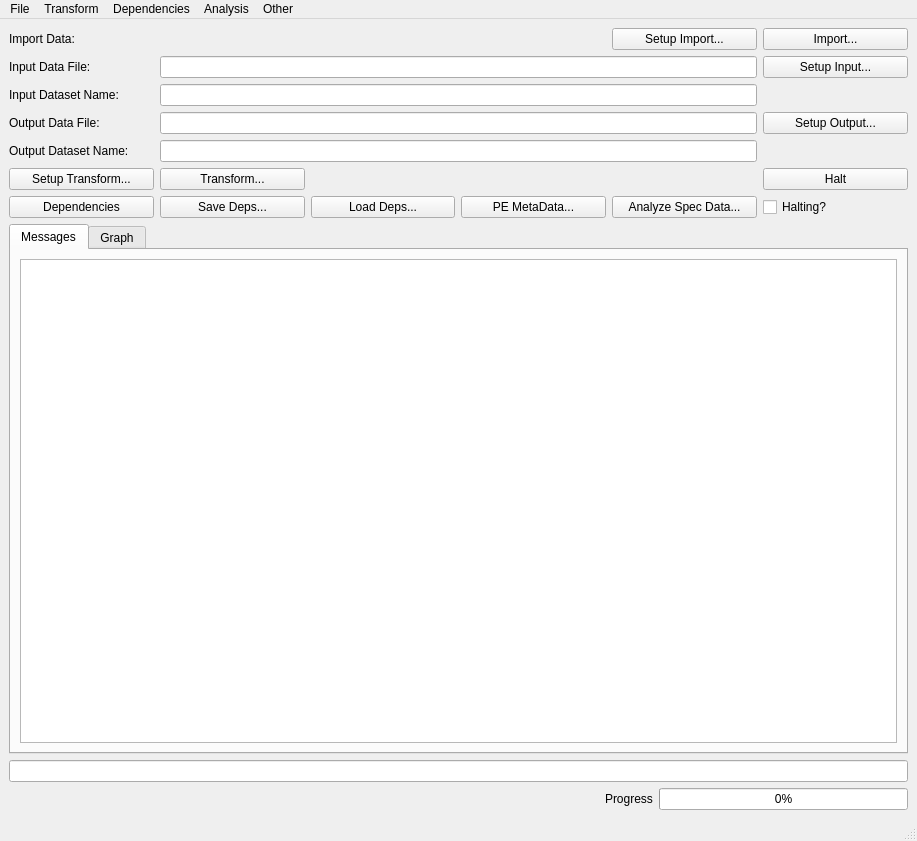
This is cctwqt/cctwqtmainwindow.ui in guyjennings/cctw as Qt 5 draws it before an edit. The edited form follows.
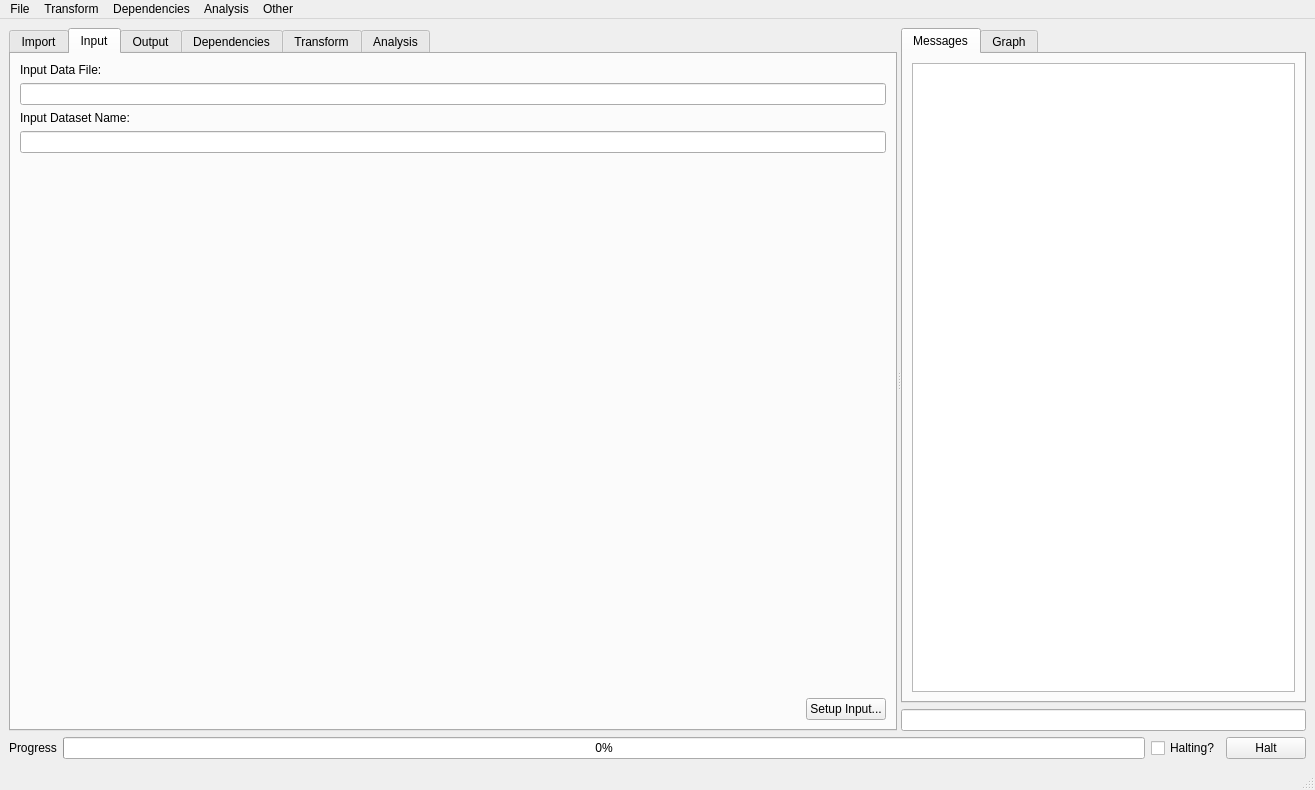
This is the edited form. Custom widgets are drawn as their Qt base class.

Commit message: Redesign of main window - rearrange existing widgets

What changed in the file:
```diff
--- a/cctwqt/cctwqtmainwindow.ui
+++ b/cctwqt/cctwqtmainwindow.ui
@@ -6,164 +6,342 @@
    <rect>
     <x>0</x>
     <y>0</y>
-    <width>917</width>
-    <height>841</height>
+    <width>1315</width>
+    <height>790</height>
    </rect>
   </property>
   <property name="windowTitle">
    <string>CCTW - Crystal Coordinate Transformation Workflow</string>
   </property>
   <widget class="QWidget" name="centralwidget">
-   <layout class="QVBoxLayout" name="verticalLayout">
-    <item>
      <layout class="QGridLayout" name="gridLayout_3">
-      <item row="1" column="5">
-       <widget class="QPushButton" name="m_SetupInputButton">
-        <property name="text">
-         <string>Setup Input...</string>
-        </property>
-       </widget>
-      </item>
-      <item row="1" column="1" colspan="4">
-       <widget class="QLineEdit" name="m_InputDataFileName"/>
-      </item>
-      <item row="0" column="1" colspan="3">
-       <widget class="QLabel" name="m_ImportData">
+    <item row="0" column="0">
+     <widget class="QSplitter" name="splitter">
+      <property name="orientation">
+       <enum>Qt::Horizontal</enum>
+      </property>
+      <widget class="QTabWidget" name="m_ParametersTabs">
+       <property name="currentIndex">
+        <number>1</number>
+       </property>
+       <widget class="QWidget" name="m_ImportTab">
+        <attribute name="title">
+         <string>Import</string>
+        </attribute>
+        <layout class="QGridLayout" name="gridLayout_6">
+         <item row="0" column="0" colspan="3">
+          <spacer name="verticalSpacer">
+           <property name="orientation">
+            <enum>Qt::Vertical</enum>
+           </property>
+           <property name="sizeHint" stdset="0">
+            <size>
+             <width>498</width>
+             <height>580</height>
+            </size>
+           </property>
+          </spacer>
+         </item>
+         <item row="1" column="0">
+          <spacer name="horizontalSpacer_2">
+           <property name="orientation">
+            <enum>Qt::Horizontal</enum>
+           </property>
+           <property name="sizeHint" stdset="0">
+            <size>
+             <width>393</width>
+             <height>20</height>
+            </size>
+           </property>
+          </spacer>
+         </item>
+         <item row="1" column="1">
+          <widget class="QPushButton" name="m_SetupImportButton">
         <property name="text">
-         <string/>
+            <string>Setup Import...</string>
         </property>
        </widget>
       </item>
-      <item row="0" column="5">
+         <item row="1" column="2">
        <widget class="QPushButton" name="m_ImportButton">
         <property name="text">
          <string>Import...</string>
         </property>
        </widget>
       </item>
-      <item row="3" column="5">
+        </layout>
+       </widget>
+       <widget class="QWidget" name="m_InputTab">
+        <attribute name="title">
+         <string>Input</string>
+        </attribute>
+        <layout class="QGridLayout" name="gridLayout_4">
+         <item row="1" column="0" colspan="2">
+          <widget class="QLineEdit" name="m_InputDataFileName"/>
+         </item>
+         <item row="3" column="0" colspan="2">
+          <widget class="QLineEdit" name="m_InputDataSetName"/>
+         </item>
+         <item row="4" column="0" colspan="2">
+          <spacer name="verticalSpacer_2">
+           <property name="orientation">
+            <enum>Qt::Vertical</enum>
+           </property>
+           <property name="sizeHint" stdset="0">
+            <size>
+             <width>508</width>
+             <height>516</height>
+            </size>
+           </property>
+          </spacer>
+         </item>
+         <item row="5" column="0">
+          <spacer name="horizontalSpacer_3">
+           <property name="orientation">
+            <enum>Qt::Horizontal</enum>
+           </property>
+           <property name="sizeHint" stdset="0">
+            <size>
+             <width>501</width>
+             <height>20</height>
+            </size>
+           </property>
+          </spacer>
+         </item>
+         <item row="5" column="1">
+          <widget class="QPushButton" name="m_SetupInputButton">
+           <property name="text">
+            <string>Setup Input...</string>
+           </property>
+          </widget>
+         </item>
+         <item row="0" column="0" colspan="2">
+          <widget class="QLabel" name="label">
+           <property name="text">
+            <string>Input Data File:</string>
+           </property>
+          </widget>
+         </item>
+         <item row="2" column="0" colspan="2">
+          <widget class="QLabel" name="label_3">
+           <property name="text">
+            <string>Input Dataset Name:</string>
+           </property>
+          </widget>
+         </item>
+        </layout>
+       </widget>
+       <widget class="QWidget" name="m_OutputTab">
+        <attribute name="title">
+         <string>Output</string>
+        </attribute>
+        <layout class="QGridLayout" name="gridLayout_8">
+         <item row="1" column="0" colspan="2">
+          <widget class="QLineEdit" name="m_OutputDataFileName"/>
+         </item>
+         <item row="3" column="0" colspan="2">
+          <widget class="QLineEdit" name="m_OutputDataSetName"/>
+         </item>
+         <item row="4" column="0" colspan="2">
+          <spacer name="verticalSpacer_3">
+           <property name="orientation">
+            <enum>Qt::Vertical</enum>
+           </property>
+           <property name="sizeHint" stdset="0">
+            <size>
+             <width>528</width>
+             <height>470</height>
+            </size>
+           </property>
+          </spacer>
+         </item>
+         <item row="5" column="0">
+          <spacer name="horizontalSpacer_4">
+           <property name="orientation">
+            <enum>Qt::Horizontal</enum>
+           </property>
+           <property name="sizeHint" stdset="0">
+            <size>
+             <width>490</width>
+             <height>20</height>
+            </size>
+           </property>
+          </spacer>
+         </item>
+         <item row="5" column="1">
        <widget class="QPushButton" name="m_SetupOutputButton">
         <property name="text">
          <string>Setup Output...</string>
         </property>
        </widget>
       </item>
-      <item row="6" column="3">
-       <widget class="QPushButton" name="m_PEMetaDataButton">
+         <item row="0" column="0" colspan="2">
+          <widget class="QLabel" name="label_2">
         <property name="text">
          <string>PE MetaData...</string>
         </property>
        </widget>
       </item>
-      <item row="2" column="1" colspan="4">
-       <widget class="QLineEdit" name="m_InputDataSetName"/>
-      </item>
-      <item row="6" column="1">
+         <item row="2" column="0" colspan="2">
+          <widget class="QLabel" name="label_5">
+           <property name="text">
+            <string>Output Dataset Name:</string>
+           </property>
+          </widget>
+         </item>
+        </layout>
+       </widget>
+       <widget class="QWidget" name="m_DependenciesTab">
+        <attribute name="title">
+         <string>Dependencies</string>
+        </attribute>
+        <layout class="QGridLayout" name="gridLayout_9">
+         <item row="0" column="0" colspan="4">
+          <spacer name="verticalSpacer_4">
+           <property name="orientation">
+            <enum>Qt::Vertical</enum>
+           </property>
+           <property name="sizeHint" stdset="0">
+            <size>
+             <width>548</width>
+             <height>580</height>
+            </size>
+           </property>
+          </spacer>
+         </item>
+         <item row="1" column="0">
+          <spacer name="horizontalSpacer_5">
+           <property name="orientation">
+            <enum>Qt::Horizontal</enum>
+           </property>
+           <property name="sizeHint" stdset="0">
+            <size>
+             <width>253</width>
+             <height>20</height>
+            </size>
+           </property>
+          </spacer>
+         </item>
+         <item row="1" column="1">
        <widget class="QPushButton" name="m_SaveDepsButton">
         <property name="text">
          <string>Save Deps...</string>
         </property>
        </widget>
       </item>
-      <item row="3" column="1" colspan="4">
-       <widget class="QLineEdit" name="m_OutputDataFileName"/>
-      </item>
-      <item row="1" column="0">
-       <widget class="QLabel" name="label">
-        <property name="text">
-         <string>Input Data File:</string>
-        </property>
-       </widget>
-      </item>
-      <item row="0" column="0">
-       <widget class="QLabel" name="label_4">
-        <property name="text">
-         <string>Import Data:</string>
-        </property>
-       </widget>
-      </item>
-      <item row="6" column="5">
-       <widget class="QCheckBox" name="m_Halting">
-        <property name="text">
-         <string>Halting?</string>
-        </property>
-       </widget>
-      </item>
-      <item row="6" column="2">
+         <item row="1" column="2">
        <widget class="QPushButton" name="m_LoadDepsButton">
         <property name="text">
          <string>Load Deps...</string>
         </property>
        </widget>
       </item>
-      <item row="6" column="4">
-       <widget class="QPushButton" name="m_AnalyzeSpecDataButton">
+         <item row="1" column="3">
+          <widget class="QPushButton" name="m_DependenciesButton">
         <property name="text">
          <string>Analyze Spec Data...</string>
         </property>
        </widget>
       </item>
-      <item row="0" column="4">
-       <widget class="QPushButton" name="m_SetupImportButton">
-        <property name="text">
-         <string>Setup Import...</string>
-        </property>
+        </layout>
        </widget>
-      </item>
-      <item row="5" column="1">
-       <widget class="QPushButton" name="m_TransformButton">
-        <property name="text">
-         <string>Transform...</string>
-        </property>
-       </widget>
-      </item>
-      <item row="5" column="0">
+       <widget class="QWidget" name="m_TransformTab">
+        <attribute name="title">
+         <string>Transform</string>
+        </attribute>
+        <layout class="QGridLayout" name="gridLayout_10">
+         <item row="0" column="0" colspan="3">
+          <spacer name="verticalSpacer_5">
+           <property name="orientation">
+            <enum>Qt::Vertical</enum>
+           </property>
+           <property name="sizeHint" stdset="0">
+            <size>
+             <width>548</width>
+             <height>580</height>
+            </size>
+           </property>
+          </spacer>
+         </item>
+         <item row="1" column="0">
+          <spacer name="horizontalSpacer_6">
+           <property name="orientation">
+            <enum>Qt::Horizontal</enum>
+           </property>
+           <property name="sizeHint" stdset="0">
+            <size>
+             <width>346</width>
+             <height>20</height>
+            </size>
+           </property>
+          </spacer>
+         </item>
+         <item row="1" column="1">
        <widget class="QPushButton" name="m_SetupTransformButton">
         <property name="text">
          <string>Setup Transform...</string>
         </property>
        </widget>
       </item>
-      <item row="3" column="0">
-       <widget class="QLabel" name="label_2">
+         <item row="1" column="2">
+          <widget class="QPushButton" name="m_TransformButton">
         <property name="text">
          <string>Output Data File:</string>
         </property>
        </widget>
       </item>
-      <item row="5" column="5">
-       <widget class="QPushButton" name="m_HaltButton">
-        <property name="text">
-         <string>Halt</string>
-        </property>
+        </layout>
        </widget>
-      </item>
-      <item row="6" column="0">
-       <widget class="QPushButton" name="m_DependenciesButton">
-        <property name="text">
-         <string>Dependencies</string>
-        </property>
-       </widget>
-      </item>
-      <item row="2" column="0">
-       <widget class="QLabel" name="label_3">
+       <widget class="QWidget" name="tab_3">
+        <attribute name="title">
+         <string>Analysis</string>
+        </attribute>
+        <layout class="QGridLayout" name="gridLayout_11">
+         <item row="0" column="0" colspan="3">
+          <spacer name="verticalSpacer_6">
+           <property name="orientation">
+            <enum>Qt::Vertical</enum>
+           </property>
+           <property name="sizeHint" stdset="0">
+            <size>
+             <width>558</width>
+             <height>580</height>
+            </size>
+           </property>
+          </spacer>
+         </item>
+         <item row="1" column="0">
+          <spacer name="horizontalSpacer_7">
+           <property name="orientation">
+            <enum>Qt::Horizontal</enum>
+           </property>
+           <property name="sizeHint" stdset="0">
+            <size>
+             <width>323</width>
+             <height>20</height>
+            </size>
+           </property>
+          </spacer>
+         </item>
+         <item row="1" column="1">
+          <widget class="QPushButton" name="m_AnalyzeSpecDataButton">
         <property name="text">
-         <string>Input Dataset Name:</string>
+            <string>Analyze Spec Data...</string>
         </property>
        </widget>
       </item>
-      <item row="4" column="0">
-       <widget class="QLabel" name="label_5">
+         <item row="1" column="2">
+          <widget class="QPushButton" name="m_PEMetaDataButton">
         <property name="text">
          <string>Output Dataset Name:</string>
         </property>
        </widget>
       </item>
-      <item row="4" column="1" colspan="4">
-       <widget class="QLineEdit" name="m_OutputDataSetName"/>
-      </item>
-     </layout>
-    </item>
+        </layout>
+       </widget>
+      </widget>
+      <widget class="QWidget" name="">
+       <layout class="QVBoxLayout" name="verticalLayout">
     <item>
      <widget class="QTabWidget" name="tabWidget">
       <property name="currentIndex">
@@ -174,7 +352,7 @@
         <string>Messages</string>
        </attribute>
        <layout class="QGridLayout" name="gridLayout_2">
-        <item row="1" column="0">
+            <item row="0" column="0">
          <widget class="QTextEdit" name="m_OutputMessages">
           <property name="readOnly">
            <bool>true</bool>
@@ -202,21 +380,12 @@
       </property>
      </widget>
     </item>
-    <item>
+       </layout>
+      </widget>
+     </widget>
+    </item>
+    <item row="1" column="0">
      <layout class="QHBoxLayout" name="horizontalLayout">
-      <item>
-       <spacer name="horizontalSpacer">
-        <property name="orientation">
-         <enum>Qt::Horizontal</enum>
-        </property>
-        <property name="sizeHint" stdset="0">
-         <size>
-          <width>596</width>
-          <height>20</height>
-         </size>
-        </property>
-       </spacer>
-      </item>
       <item>
        <widget class="QLabel" name="m_ProgressLabel">
         <property name="text">
@@ -231,6 +400,20 @@
         </property>
        </widget>
       </item>
+      <item>
+       <widget class="QCheckBox" name="m_Halting">
+        <property name="text">
+         <string>Halting?</string>
+        </property>
+       </widget>
+      </item>
+      <item>
+       <widget class="QPushButton" name="m_HaltButton">
+        <property name="text">
+         <string>Halt</string>
+        </property>
+       </widget>
+      </item>
      </layout>
     </item>
    </layout>
@@ -242,8 +425,8 @@
     <rect>
      <x>0</x>
      <y>0</y>
-     <width>917</width>
-     <height>27</height>
+     <width>1315</width>
+     <height>22</height>
     </rect>
    </property>
    <widget class="QMenu" name="menuFile">
```
Left out of the diff: 15 changed lines with no effect on the pictures. Lines whose indentation alone changed are shown as unchanged.
